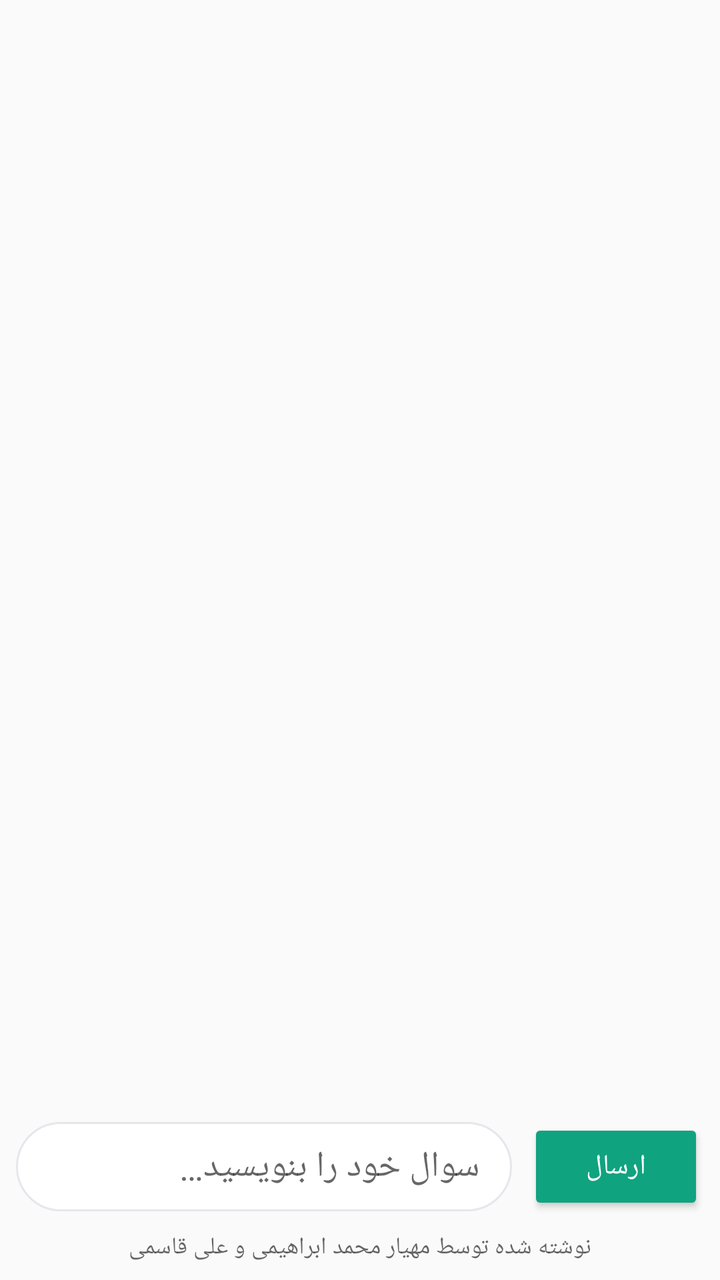
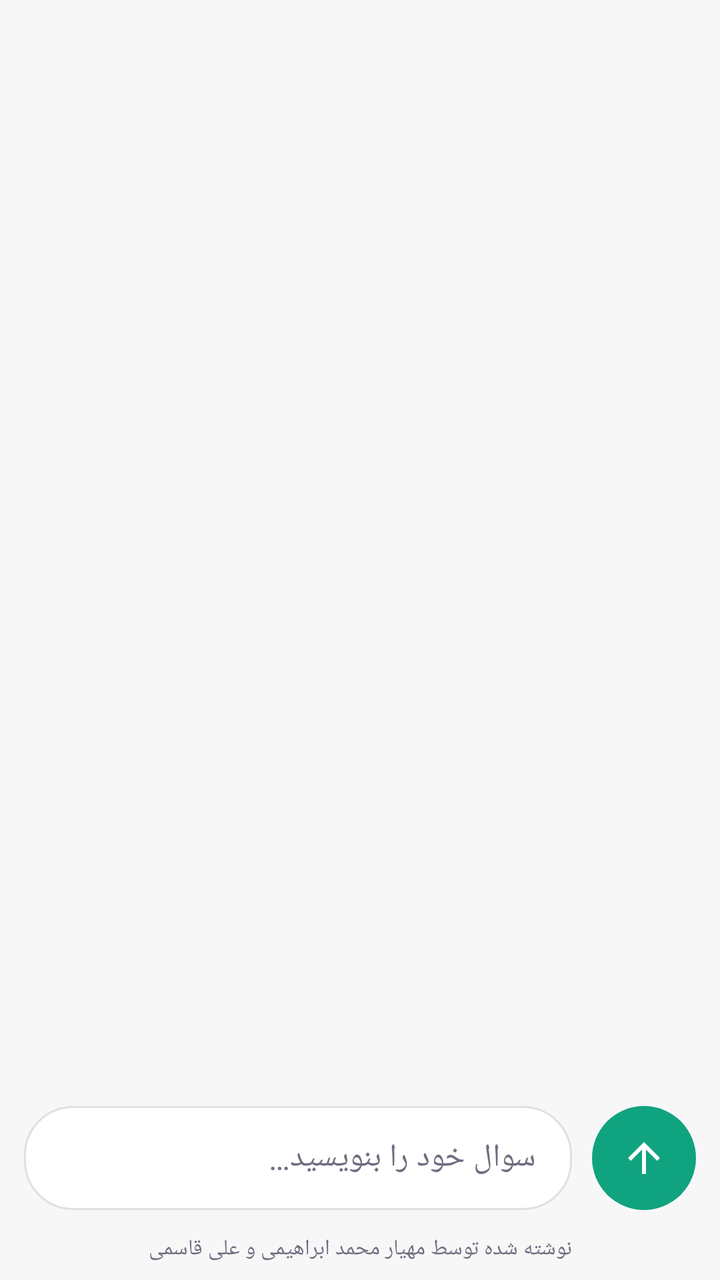

The first picture is an Android layout as it rendered before a commit; the second is the same layout after the commit. The layout source and the unified diff follow.
<!-- AndroidManifest.xml: application theme Theme.AIChat -->
<!-- res/layout/activity_main.xml -->
<?xml version="1.0" encoding="utf-8"?>
<LinearLayout xmlns:android="http://schemas.android.com/apk/res/android"
    android:layout_width="match_parent"
    android:layout_height="match_parent"
    android:background="?android:attr/colorBackground"
    android:orientation="vertical">

    <androidx.recyclerview.widget.RecyclerView
        android:id="@+id/recycler"
        android:layout_width="match_parent"
        android:layout_height="0dp"
        android:layout_weight="1"
        android:clipToPadding="false"
        android:paddingVertical="8dp" />

    <LinearLayout
        android:layout_width="match_parent"
        android:layout_height="wrap_content"
        android:gravity="center_vertical"
        android:orientation="horizontal"
        android:padding="8dp">
        <EditText
            android:id="@+id/input"
            android:layout_width="0dp"
            android:layout_height="wrap_content"
            android:layout_weight="1"
            android:background="@drawable/input_bg"
            android:hint="@string/hint"
            android:inputType="textMultiLine"
            android:maxLines="4"
            android:paddingHorizontal="16dp"
            android:paddingVertical="10dp"
            android:textColor="?android:attr/textColorPrimary" />
        <Button
            android:id="@+id/send"
            android:layout_width="wrap_content"
            android:layout_height="wrap_content"
            android:layout_marginStart="8dp"
            android:backgroundTint="@color/primary"
            android:text="@string/send"
            android:textColor="#FFFFFF" />
    </LinearLayout>

    <TextView
        android:layout_width="match_parent"
        android:layout_height="wrap_content"
        android:gravity="center"
        android:paddingBottom="8dp"
        android:text="@string/credit"
        android:textColor="?android:attr/textColorSecondary"
        android:textSize="12sp" />
</LinearLayout>
<!-- resources referenced by this layout -->
<resources>
  <color name="primary">#10A37F</color>
  <!-- drawable input_bg (drawable) -->
  <shape xmlns:android="http://schemas.android.com/apk/res/android">
      <solid android:color="@color/bot_bubble_light" />
      <stroke android:width="1dp" android:color="@color/border_light" />
      <corners android:radius="24dp" />
  </shape>
  <string name="credit">نوشته شده توسط مهیار محمد ابراهیمی و علی قاسمی</string>
  <string name="hint">سوال خود را بنویسید…</string>
  <string name="send">ارسال</string>
  <style name="Theme.AIChat" parent="Theme.AppCompat.DayNight.DarkActionBar">
          <item name="colorPrimary">@color/primary</item>
          <item name="colorPrimaryDark">@color/primary_dark</item>
          <item name="colorAccent">@color/primary</item>
          <item name="android:windowBackground">@color/bg_light</item>
      </style>
  <color name="bot_bubble_light">#FFFFFF</color>
  <color name="border_light">#E5E7EB</color>
  <color name="primary_dark">#0B7A5F</color>
  <color name="bg_light">#F4F6F8</color>
</resources>

<!-- the commit's change to res/layout/activity_main.xml (unified diff, before → after) -->
@@ -2,7 +2,7 @@
 <LinearLayout xmlns:android="http://schemas.android.com/apk/res/android"
     android:layout_width="match_parent"
     android:layout_height="match_parent"
-    android:background="?android:attr/colorBackground"
+    android:background="@color/bg"
     android:orientation="vertical">
 
     <androidx.recyclerview.widget.RecyclerView
@@ -16,9 +16,10 @@
     <LinearLayout
         android:layout_width="match_parent"
         android:layout_height="wrap_content"
-        android:gravity="center_vertical"
+        android:gravity="bottom"
         android:orientation="horizontal"
-        android:padding="8dp">
+        android:padding="12dp">
+
         <EditText
             android:id="@+id/input"
             android:layout_width="0dp"
@@ -27,18 +28,24 @@
             android:background="@drawable/input_bg"
             android:hint="@string/hint"
             android:inputType="textMultiLine"
-            android:maxLines="4"
-            android:paddingHorizontal="16dp"
-            android:paddingVertical="10dp"
-            android:textColor="?android:attr/textColorPrimary" />
-        <Button
+            android:maxLines="5"
+            android:minHeight="52dp"
+            android:paddingHorizontal="18dp"
+            android:paddingVertical="12dp"
+            android:textColor="@color/text_dark"
+            android:textColorHint="@color/text_muted"
+            android:textSize="16sp" />
+
+        <ImageButton
             android:id="@+id/send"
-            android:layout_width="wrap_content"
-            android:layout_height="wrap_content"
-            android:layout_marginStart="8dp"
-            android:backgroundTint="@color/primary"
-            android:text="@string/send"
-            android:textColor="#FFFFFF" />
+            android:layout_width="52dp"
+            android:layout_height="52dp"
+            android:layout_marginStart="10dp"
+            android:background="@drawable/bg_send"
+            android:contentDescription="@string/send"
+            android:padding="14dp"
+            android:scaleType="fitCenter"
+            android:src="@drawable/ic_send" />
     </LinearLayout>
 
     <TextView
@@ -47,6 +54,6 @@
         android:gravity="center"
         android:paddingBottom="8dp"
         android:text="@string/credit"
-        android:textColor="?android:attr/textColorSecondary"
-        android:textSize="12sp" />
+        android:textColor="@color/text_muted"
+        android:textSize="11sp" />
 </LinearLayout>
<!-- resource entries referenced after the edit -->
@@ -1,24 +1,46 @@
 <!-- resources referenced by this layout -->
 <resources>
+  <color name="bg">#F7F7F8</color>
+  <color name="text_dark">#0D0D0D</color>
+  <color name="text_muted">#6E6E80</color>
+  <!-- drawable bg_send (drawable) -->
+  <shape xmlns:android="http://schemas.android.com/apk/res/android" android:shape="oval">
+      <solid android:color="@color/primary" />
+  </shape>
+  <!-- drawable ic_send (drawable) -->
+  <vector xmlns:android="http://schemas.android.com/apk/res/android"
+      android:width="24dp" android:height="24dp"
+      android:viewportWidth="24" android:viewportHeight="24">
+      <path android:fillColor="#FFFFFF"
+          android:pathData="M4,12l1.41,1.41L11,7.83V20h2V7.83l5.58,5.58L20,12L12,4L4,12z" />
+  </vector>
   <color name="primary">#10A37F</color>
+  <color name="surface">#FFFFFF</color>
   <!-- drawable input_bg (drawable) -->
   <shape xmlns:android="http://schemas.android.com/apk/res/android">
-      <solid android:color="@color/bot_bubble_light" />
+      <solid android:color="@color/surface" />
       <stroke android:width="1dp" android:color="@color/border_light" />
       <corners android:radius="24dp" />
   </shape>
   <string name="credit">نوشته شده توسط مهیار محمد ابراهیمی و علی قاسمی</string>
   <string name="hint">سوال خود را بنویسید…</string>
   <string name="send">ارسال</string>
-  <style name="Theme.AIChat" parent="Theme.AppCompat.DayNight.DarkActionBar">
-          <item name="colorPrimary">@color/primary</item>
-          <item name="colorPrimaryDark">@color/primary_dark</item>
+  <style name="Theme.AIChat" parent="Theme.MaterialComponents.DayNight.DarkActionBar">
+          <item name="colorPrimary">@color/bg</item>
+          <item name="colorPrimaryDark">@color/bg</item>
+          <item name="colorOnPrimary">@color/text_dark</item>
           <item name="colorAccent">@color/primary</item>
-          <item name="android:windowBackground">@color/bg_light</item>
+          <item name="colorSecondary">@color/primary</item>
+          <item name="colorSurface">@color/surface</item>
+          <item name="colorControlActivated">@color/primary</item>
+          <item name="android:colorBackground">@color/bg</item>
+          <item name="android:windowBackground">@color/bg</item>
+          <item name="android:statusBarColor">@color/bg</item>
+          <item name="android:navigationBarColor">@color/bg</item>
+          <item name="android:textColorPrimary">@color/text_dark</item>
+          <item name="android:textColorSecondary">@color/text_muted</item>
+          <item name="android:textColorHint">@color/text_muted</item>
       </style>
-  <color name="bot_bubble_light">#FFFFFF</color>
-  <color name="border_light">#E5E7EB</color>
-  <color name="primary_dark">#0B7A5F</color>
-  <color name="bg_light">#F4F6F8</color>
+  <color name="border_light">#E0E0E3</color>
 </resources>
 
